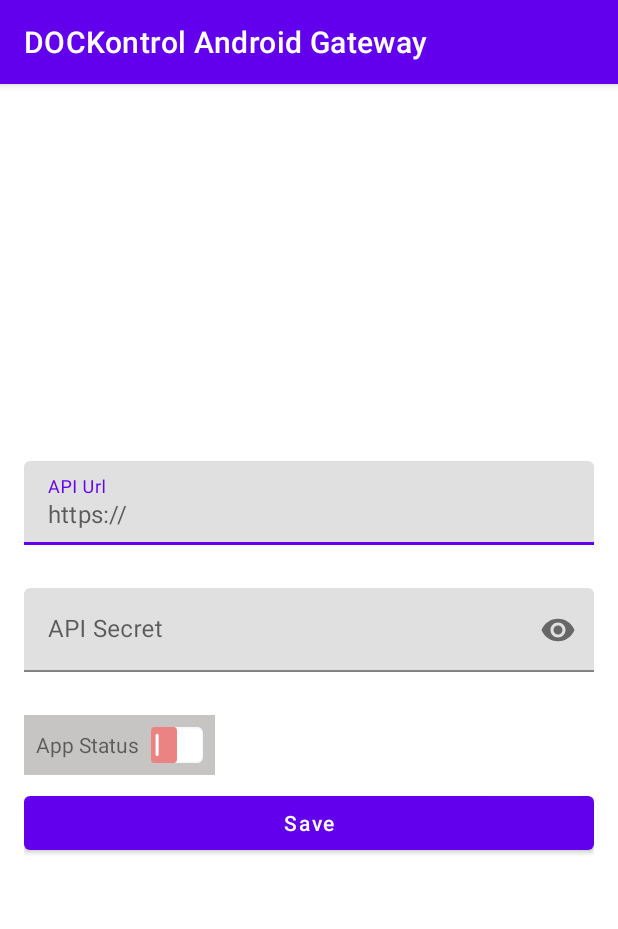
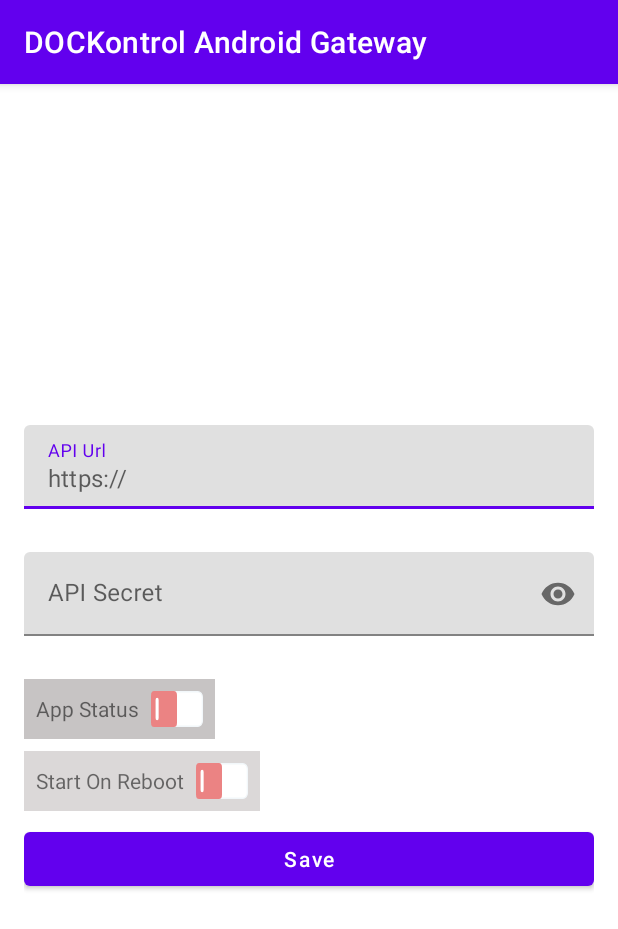
Before and after one commit to michnovka/dockontrol-android-gateway, an Android app: the screen it shows after launch (MainActivity), on a phone screen of 412 x 824 dp. Shown: the top 929 px of the screen. Run offline under Robolectric (Android 15) with nearby library versions, the phone set to English and light mode, and no system bars.

Commit message:
Start on reboot added ✓

```diff
--- a/app/src/main/java/com/michnovka/dockontrol/androidgw/ui/MainActivity.java
+++ b/app/src/main/java/com/michnovka/dockontrol/androidgw/ui/MainActivity.java
@@ -27,7 +27,7 @@ public class MainActivity extends AppCompatActivity {
     private SharedPreferenceHelper sharedPreference;
     private TextInputLayout mApiUrl, mApiSecret;
     @SuppressLint("UseSwitchCompatOrMaterialCode")
-    private Switch mAppStatus;
+    private Switch mAppStatus, mStartOnReboot;
     private Button mSave;
 
     @RequiresApi(api = Build.VERSION_CODES.O)
@@ -51,6 +51,8 @@ public class MainActivity extends AppCompatActivity {
         mApiSecret = findViewById(R.id.text_secret);
         mAppStatus = findViewById(R.id.switch_status);
         mSave = findViewById(R.id.btn_save);
+        mStartOnReboot = findViewById(R.id.switch_boot);
+
     }
 
     private void initFields() {
@@ -61,19 +63,21 @@ public class MainActivity extends AppCompatActivity {
         mApiUrl.getEditText().setText(url);
         mApiSecret.getEditText().setText(secret);
         mAppStatus.setChecked(status);
+        mStartOnReboot.setChecked(sharedPreference.getBoot());
     }
 
     public void saveData(View view) {
         String url = mApiUrl.getEditText().getText().toString();
         String secret = mApiSecret.getEditText().getText().toString();
         boolean status = mAppStatus.isChecked();
+        boolean boot = mStartOnReboot.isChecked();
 
         if (TextUtils.isEmpty(url)) {
             mApiUrl.setError("Please enter url");
         } else if (TextUtils.isEmpty(secret)) {
             mApiSecret.setError("Please enter secret");
         } else {
-            if (sharedPreference.setUrl(url) && sharedPreference.setSecret(secret) && sharedPreference.setStatus(status)) {
+            if (sharedPreference.setUrl(url) && sharedPreference.setSecret(secret) && sharedPreference.setStatus(status) && sharedPreference.setBoot(boot)) {
                 Toast.makeText(this, "Saved!", Toast.LENGTH_SHORT).show();
             }
         }
--- a/app/src/main/java/com/michnovka/dockontrol/androidgw/util/SharedPreferenceHelper.java
+++ b/app/src/main/java/com/michnovka/dockontrol/androidgw/util/SharedPreferenceHelper.java
@@ -11,6 +11,7 @@ public class SharedPreferenceHelper {
     private final String status = "STATUS";
     private final String url = "URL";
     private final String secret = "SECRET";
+    private static final String BOOT_KAY = "BOOT_KAY";
 
     @SuppressLint("CommitPrefEdits")
     public SharedPreferenceHelper(Context context) {
@@ -45,4 +46,13 @@ public class SharedPreferenceHelper {
     public boolean getStatus(){
         return preferences.getBoolean(status, false);
     }
+
+    public boolean setBoot(boolean value){
+        editor.putBoolean(BOOT_KAY, value);
+        return editor.commit();
+    }
+
+    public boolean getBoot(){
+        return preferences.getBoolean(BOOT_KAY, false);
+    }
 }
--- a/app/src/main/res/layout/activity_main.xml
+++ b/app/src/main/res/layout/activity_main.xml
@@ -72,6 +72,33 @@
                 tools:ignore="UseSwitchCompatOrMaterialXml" />
         </LinearLayout>
 
+        <LinearLayout
+            android:layout_width="wrap_content"
+            android:layout_height="wrap_content"
+            android:layout_marginTop="8dp"
+            android:background="#99C3BFBF"
+            android:orientation="horizontal"
+            android:padding="8dp">
+
+            <TextView
+                android:layout_width="wrap_content"
+                android:layout_height="wrap_content"
+                android:text="@string/start_on_reboot" />
+
+            <Switch
+                android:id="@+id/switch_boot"
+                android:layout_width="wrap_content"
+                android:layout_height="wrap_content"
+                android:layout_marginStart="8dp"
+                android:checked="false"
+                android:thumb="@drawable/toggle_thumb"
+                android:track="@drawable/toggle_track"
+                app:layout_constraintBottom_toBottomOf="parent"
+                app:layout_constraintEnd_toEndOf="parent"
+                app:layout_constraintTop_toTopOf="parent"
+                tools:ignore="UseSwitchCompatOrMaterialXml" />
+        </LinearLayout>
+
         <Button
             android:id="@+id/btn_save"
             android:layout_width="match_parent"
--- a/app/src/main/res/values/strings.xml
+++ b/app/src/main/res/values/strings.xml
@@ -5,4 +5,6 @@
     <string name="text_https">https://</string>
     <string name="app_status">App Status</string>
     <string name="save">Save</string>
+    <string name="start_on_reboot">Start On Reboot</string>
+
 </resources>
```
Also changed, not shown: app/src/main/AndroidManifest.xml (+11 -0 lines), app/src/main/java/com/michnovka/dockontrol/androidgw/util/BootCompleteReceiver.java (added, +23 -0 lines).
